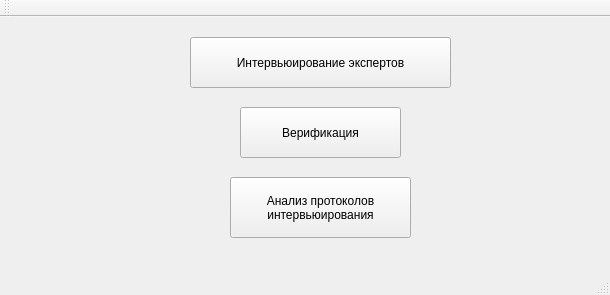
Before: the Qt Designer form mainwindow.ui in alzater/KMPZ, drawn with Qt 5.
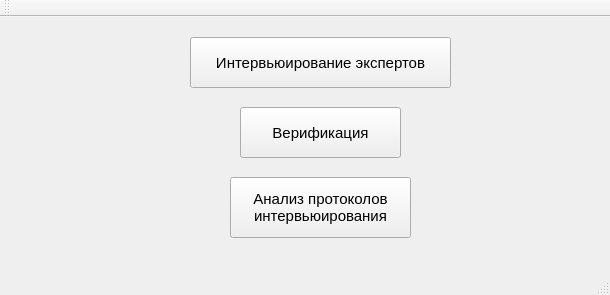
After: the same form once the commit is applied.

Commit message: use font size 11 for main dialogs

Patch:
```diff
--- a/mainwindow.ui
+++ b/mainwindow.ui
@@ -34,6 +34,7 @@
   <property name="font">
    <font>
     <family>Arial</family>
+    <pointsize>11</pointsize>
    </font>
   </property>
   <property name="windowTitle">
```
The commit also changes 1 other file.
